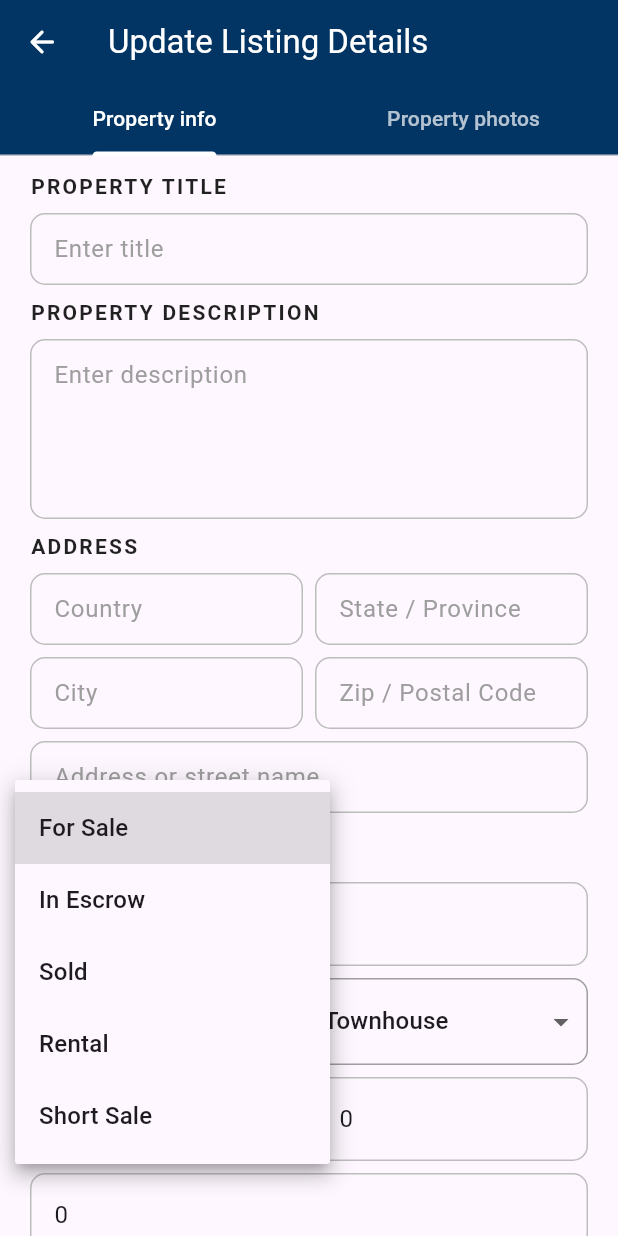
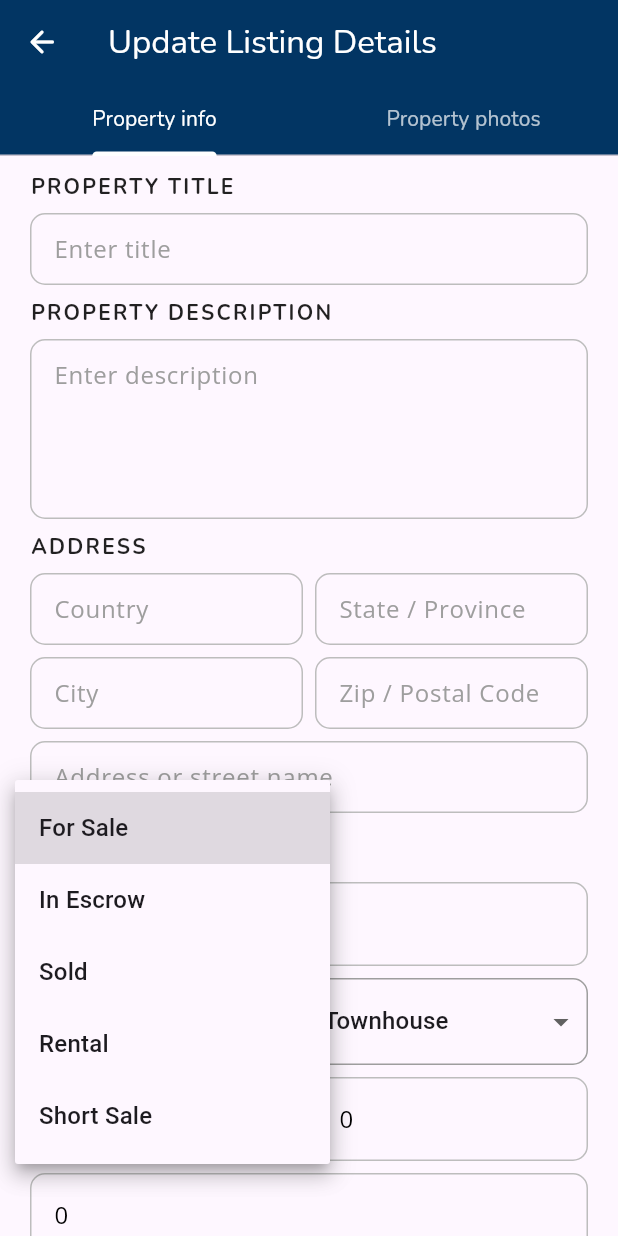
Before and after one commit to repsajanboy/real-state-property-app, a Flutter app: the EditListingScreen screen opened directly with empty values, after a tap on "For Sale", on a phone screen of 412 x 824 dp. Run offline on Flutter 3.47's test engine with Material 3 defaults, Android fonts, the phone set to English and light mode, and no system bars; our stand-ins replace equatable, flutter_bloc, introduction_screen.

Commit message:
Textstyles in add edit listing

```diff
--- a/lib/presentation/add_listing/view/widgets/address_form_section.dart
+++ b/lib/presentation/add_listing/view/widgets/address_form_section.dart
@@ -18,6 +18,7 @@ class AddressFormSection extends StatelessWidget {
           children: [
             Expanded(
               child: TextField(
+                style: AppTextStyle.bodyText,
                 decoration: InputDecoration(
                   isDense: true,
                   hintText: 'Country',
@@ -44,6 +45,7 @@ class AddressFormSection extends StatelessWidget {
             SizedBox(width: 8.0),
             Expanded(
               child: TextField(
+                style: AppTextStyle.bodyText,
                 decoration: InputDecoration(
                   isDense: true,
                   hintText: 'State / Province',
@@ -74,6 +76,7 @@ class AddressFormSection extends StatelessWidget {
           children: [
             Expanded(
               child: TextField(
+                style: AppTextStyle.bodyText,
                 decoration: InputDecoration(
                   isDense: true,
                   hintText: 'City',
@@ -100,6 +103,7 @@ class AddressFormSection extends StatelessWidget {
             SizedBox(width: 8.0),
             Expanded(
               child: TextField(
+                style: AppTextStyle.bodyText,
                 decoration: InputDecoration(
                   isDense: true,
                   hintText: 'Zip / Postal Code',
@@ -127,6 +131,7 @@ class AddressFormSection extends StatelessWidget {
         ),
         SizedBox(height: 8.0),
         TextField(
+          style: AppTextStyle.bodyText,
           decoration: InputDecoration(
             isDense: true,
             hintText: 'Address or street name',
--- a/lib/presentation/add_listing/view/widgets/details_form_section.dart
+++ b/lib/presentation/add_listing/view/widgets/details_form_section.dart
@@ -40,6 +40,7 @@ class DetailsFormSection extends StatelessWidget {
               ),
               SizedBox(height: 8.0),
               TextField(
+                style: AppTextStyle.bodyText,
                 decoration: InputDecoration(
                   hintText: "Enter property price",
                   hintStyle: AppTextStyle.textFieldHintText,
@@ -134,6 +135,7 @@ class DetailsFormSection extends StatelessWidget {
                 children: [
                   Flexible(
                     child: TextField(
+                      style: AppTextStyle.bodyText,
                       decoration: InputDecoration(
                         hintText: "No. of Beds",
                         hintStyle: AppTextStyle.textFieldHintText,
@@ -159,6 +161,7 @@ class DetailsFormSection extends StatelessWidget {
                   SizedBox(width: 8.0),
                   Flexible(
                     child: TextField(
+                      style: AppTextStyle.bodyText,
                       decoration: InputDecoration(
                         hintText: "No. of Baths",
                         hintStyle: AppTextStyle.textFieldHintText,
@@ -185,6 +188,7 @@ class DetailsFormSection extends StatelessWidget {
               ),
               SizedBox(height: 8.0),
               TextField(
+                style: AppTextStyle.bodyText,
                 decoration: InputDecoration(
                   hintText: "Enter property size (square feet)",
                   hintStyle: AppTextStyle.textFieldHintText,
--- a/lib/presentation/add_listing/view/widgets/title_description_form_section.dart
+++ b/lib/presentation/add_listing/view/widgets/title_description_form_section.dart
@@ -15,6 +15,7 @@ class TitleDescriptionFormSection extends StatelessWidget {
         ),
         SizedBox(height: 8.0),
         TextField(
+          style: AppTextStyle.bodyText,
           decoration: InputDecoration(
             isDense: true,
             hintText: 'Enter title',
@@ -44,6 +45,7 @@ class TitleDescriptionFormSection extends StatelessWidget {
         ),
         SizedBox(height: 8.0),
         TextField(
+          style: AppTextStyle.bodyText,
           maxLines: 4,
           decoration: InputDecoration(
             isDense: true,
--- a/lib/presentation/edit_listing/view/edit_listing_screen.dart
+++ b/lib/presentation/edit_listing/view/edit_listing_screen.dart
@@ -1,5 +1,6 @@
 import 'package:flutter/material.dart';
 import 'package:real_state_property/data/model/listings/listings_model.dart';
+import 'package:real_state_property/styles/text_styles.dart';
 
 import 'widgets/address_form_edit_section.dart';
 import 'widgets/amenities_edit_section.dart';
@@ -27,9 +28,7 @@ class EditListingScreen extends StatelessWidget {
         ),
         title: Text(
           'Update Listing Details',
-          style: TextStyle(
-            color: Colors.white,
-          ),
+          style: AppTextStyle.titleTextWhite,
         ),
       ),
       body: DefaultTabController(
@@ -42,6 +41,7 @@ class EditListingScreen extends StatelessWidget {
                 labelColor: Colors.white,
                 unselectedLabelColor: Colors.white70,
                 indicatorColor: Colors.white,
+                labelStyle: AppTextStyle.titleTextWhite,
                 tabs: [
                   Tab(text: "Property info"),
                   Tab(text: "Property photos")
@@ -121,7 +121,10 @@ class EditListingScreen extends StatelessWidget {
                               child: Icon(Icons.add_a_photo),
                             ),
                             SizedBox(height: 8.0),
-                            Text("Upload photo"),
+                            Text(
+                              "Upload photo",
+                              style: AppTextStyle.bodyText,
+                            ),
                           ],
                         ),
                       ),
--- a/lib/presentation/edit_listing/view/widgets/address_form_edit_section.dart
+++ b/lib/presentation/edit_listing/view/widgets/address_form_edit_section.dart
@@ -1,5 +1,6 @@
 import 'package:flutter/material.dart';
 import 'package:real_state_property/data/model/listings/listings_model.dart';
+import 'package:real_state_property/styles/text_styles.dart';
 
 class AddressFormEditSection extends StatelessWidget {
   const AddressFormEditSection({super.key, required this.property});
@@ -13,11 +14,7 @@ class AddressFormEditSection extends StatelessWidget {
       children: [
         Text(
           'ADDRESS',
-          style: TextStyle(
-            color: Colors.black87,
-            fontWeight: FontWeight.bold,
-            letterSpacing: 1.5,
-          ),
+          style: AppTextStyle.titleTextBold,
         ),
         SizedBox(height: 8.0),
         Row(
@@ -25,6 +22,7 @@ class AddressFormEditSection extends StatelessWidget {
             Expanded(
               child: TextFormField(
                 initialValue: property.location!.country,
+                style: AppTextStyle.bodyText,
                 decoration: InputDecoration(
                   isDense: true,
                   hintText: 'Country',
@@ -52,6 +50,7 @@ class AddressFormEditSection extends StatelessWidget {
             Expanded(
               child: TextFormField(
                 initialValue: property.location!.state,
+                style: AppTextStyle.bodyText,
                 decoration: InputDecoration(
                   isDense: true,
                   hintText: 'State / Province',
@@ -83,6 +82,7 @@ class AddressFormEditSection extends StatelessWidget {
             Expanded(
               child: TextFormField(
                 initialValue: property.location!.city,
+                style: AppTextStyle.bodyText,
                 decoration: InputDecoration(
                   isDense: true,
                   hintText: 'City',
@@ -110,6 +110,7 @@ class AddressFormEditSection extends StatelessWidget {
             Expanded(
               child: TextFormField(
                 initialValue: property.location!.zip,
+                style: AppTextStyle.bodyText,
                 decoration: InputDecoration(
                   isDense: true,
                   hintText: 'Zip / Postal Code',
@@ -138,6 +139,7 @@ class AddressFormEditSection extends StatelessWidget {
         SizedBox(height: 8.0),
         TextFormField(
           initialValue: property.location!.address,
+          style: AppTextStyle.bodyText,
           decoration: InputDecoration(
             isDense: true,
             hintText: 'Address or street name',
--- a/lib/presentation/edit_listing/view/widgets/amenities_edit_section.dart
+++ b/lib/presentation/edit_listing/view/widgets/amenities_edit_section.dart
@@ -1,4 +1,5 @@
 import 'package:flutter/material.dart';
+import 'package:real_state_property/styles/text_styles.dart';
 
 class AmenitiesEditSection extends StatelessWidget {
   const AmenitiesEditSection({super.key});
@@ -10,11 +11,7 @@ class AmenitiesEditSection extends StatelessWidget {
       children: [
         Text(
           'AMENITIES',
-          style: TextStyle(
-            color: Colors.black87,
-            fontWeight: FontWeight.bold,
-            letterSpacing: 1.5,
-          ),
+          style: AppTextStyle.titleTextBold,
         ),
         SizedBox(height: 8.0),
         Row(
@@ -25,9 +22,7 @@ class AmenitiesEditSection extends StatelessWidget {
                   CheckboxListTile(
                     title: Text(
                       'Pool',
-                      style: TextStyle(
-                        color: Colors.black54,
-                      ),
+                      style: AppTextStyle.bodyTextBlackLight,
                     ),
                     value: false,
                     onChanged: (value) {},
@@ -36,9 +31,7 @@ class AmenitiesEditSection extends StatelessWidget {
                   CheckboxListTile(
                     title: Text(
                       'Pet-Friendly',
-                      style: TextStyle(
-                        color: Colors.black54,
-                      ),
+                      style: AppTextStyle.bodyTextBlackLight,
                     ),
                     value: false,
                     onChanged: (value) {},
@@ -47,9 +40,7 @@ class AmenitiesEditSection extends StatelessWidget {
                   CheckboxListTile(
                     title: Text(
                       'Terrace',
-                      style: TextStyle(
-                        color: Colors.black54,
-                      ),
+                      style: AppTextStyle.bodyTextBlackLight,
                     ),
                     value: false,
                     onChanged: (value) {},
@@ -64,9 +55,7 @@ class AmenitiesEditSection extends StatelessWidget {
                   CheckboxListTile(
                     title: Text(
                       'Parking',
-                      style: TextStyle(
-                        color: Colors.black54,
-                      ),
+                      style: AppTextStyle.bodyTextBlackLight,
                     ),
                     value: false,
                     onChanged: (value) {},
@@ -75,9 +64,7 @@ class AmenitiesEditSection extends StatelessWidget {
                   CheckboxListTile(
                     title: Text(
                       'Garden',
-                      style: TextStyle(
-                        color: Colors.black54,
-                      ),
+                      style: AppTextStyle.bodyTextBlackLight,
                     ),
                     value: false,
                     onChanged: (value) {},
@@ -86,9 +73,7 @@ class AmenitiesEditSection extends StatelessWidget {
                   CheckboxListTile(
                     title: Text(
                       'Gym',
-                      style: TextStyle(
-                        color: Colors.black54,
-                      ),
+                      style: AppTextStyle.bodyTextBlackLight,
                     ),
                     value: false,
                     onChanged: (value) {},
--- a/lib/presentation/edit_listing/view/widgets/details_form_edit_section.dart
+++ b/lib/presentation/edit_listing/view/widgets/details_form_edit_section.dart
@@ -1,5 +1,6 @@
 import 'package:flutter/material.dart';
 import 'package:real_state_property/data/model/listings/listings_model.dart';
+import 'package:real_state_property/styles/text_styles.dart';
 
 class DetailsFormEditSection extends StatelessWidget {
   DetailsFormEditSection({super.key, required this.property});
@@ -38,15 +39,12 @@ class DetailsFormEditSection extends StatelessWidget {
             children: [
               Text(
                 'PRICE & DETAILS',
-                style: TextStyle(
-                  color: Colors.black87,
-                  fontWeight: FontWeight.bold,
-                  letterSpacing: 1.5,
-                ),
+                style: AppTextStyle.titleTextBold,
               ),
               SizedBox(height: 8.0),
               TextFormField(
                 initialValue: property.price.toString(),
+                style: AppTextStyle.bodyText,
                 decoration: InputDecoration(
                   hintText: "Enter property price",
                   hintStyle: TextStyle(color: Colors.grey),
@@ -148,6 +146,7 @@ class DetailsFormEditSection extends StatelessWidget {
                   Flexible(
                     child: TextFormField(
                       initialValue: property.bedrooms.toString(),
+                      style: AppTextStyle.bodyText,
                       decoration: InputDecoration(
                         hintText: "No. of Beds",
                         hintStyle: TextStyle(color: Colors.grey),
@@ -174,6 +173,7 @@ class DetailsFormEditSection extends StatelessWidget {
                   Flexible(
                     child: TextFormField(
                       initialValue: property.bathrooms.toString(),
+                      style: AppTextStyle.bodyText,
                       decoration: InputDecoration(
                         hintText: "No. of Baths",
                         hintStyle: TextStyle(color: Colors.grey),
@@ -201,6 +201,7 @@ class DetailsFormEditSection extends StatelessWidget {
               SizedBox(height: 8.0),
               TextFormField(
                 initialValue: property.squareFeet.toString(),
+                style: AppTextStyle.bodyText,
                 decoration: InputDecoration(
                   hintText: "Enter property size (square feet)",
                   hintStyle: TextStyle(color: Colors.grey),
--- a/lib/presentation/edit_listing/view/widgets/title_description_form_edit_section.dart
+++ b/lib/presentation/edit_listing/view/widgets/title_description_form_edit_section.dart
@@ -1,5 +1,6 @@
 import 'package:flutter/material.dart';
 import 'package:real_state_property/data/model/listings/listings_model.dart';
+import 'package:real_state_property/styles/text_styles.dart';
 
 class TitleDescriptionFormEditSection extends StatelessWidget {
   const TitleDescriptionFormEditSection({super.key, required this.property});
@@ -13,15 +14,12 @@ class TitleDescriptionFormEditSection extends StatelessWidget {
       children: [
         Text(
           'PROPERTY TITLE',
-          style: TextStyle(
-            color: Colors.black87,
-            fontWeight: FontWeight.bold,
-            letterSpacing: 1.5,
-          ),
+          style: AppTextStyle.titleTextBold,
         ),
         SizedBox(height: 8.0),
         TextFormField(
           initialValue: property.title,
+          style: AppTextStyle.bodyText,
           minLines: 1,
           maxLines: null,
           decoration: InputDecoration(
@@ -49,15 +47,12 @@ class TitleDescriptionFormEditSection extends StatelessWidget {
         SizedBox(height: 8.0),
         Text(
           'PROPERTY DESCRIPTION',
-          style: TextStyle(
-            color: Colors.black87,
-            fontWeight: FontWeight.bold,
-            letterSpacing: 1.5,
-          ),
+          style: AppTextStyle.titleTextBold,
         ),
         SizedBox(height: 8.0),
         TextFormField(
           initialValue: property.description,
+          style: AppTextStyle.bodyText,
           maxLines: 4,
           decoration: InputDecoration(
             isDense: true,
--- a/lib/presentation/my_listings/view/my_listing_screen.dart
+++ b/lib/presentation/my_listings/view/my_listing_screen.dart
@@ -13,6 +13,7 @@ class MyListingScreen extends StatelessWidget {
   @override
   Widget build(BuildContext context) {
     return Scaffold(
+      backgroundColor: Colors.white,
       floatingActionButton: FloatingActionButton.extended(
         onPressed: () {},
         backgroundColor: Color(0xff023563),
--- a/lib/styles/text_styles.dart
+++ b/lib/styles/text_styles.dart
@@ -52,6 +52,11 @@ class AppTextStyle {
     letterSpacing: 1.5,
   );
 
+  static const TextStyle titleTextWhite = TextStyle(
+    fontFamily: 'Nunito',
+    color: Colors.white,
+  );
+
   static const TextStyle listingNameBold = TextStyle(
     fontFamily: 'Nunito',
     fontSize: 16.0,
@@ -72,11 +77,10 @@ class AppTextStyle {
   );
 
   static const TextStyle bodyTextMediumBold = TextStyle(
-    fontFamily: 'Open Sans',
-    color: Colors.black87,
-    fontWeight: FontWeight.bold,
-    fontSize: 16.0
-  );
+      fontFamily: 'Open Sans',
+      color: Colors.black87,
+      fontWeight: FontWeight.bold,
+      fontSize: 16.0);
 
   static const TextStyle bodyTextSmall = TextStyle(
     fontFamily: 'Open Sans',
@@ -87,6 +91,11 @@ class AppTextStyle {
   static const TextStyle bodyTextGrey = TextStyle(
     fontFamily: 'Open Sans',
     color: Colors.grey,
+  );
+
+  static const TextStyle bodyTextBlackLight = TextStyle(
+    fontFamily: 'Open Sans',
+    color: Colors.black54,
   );
 
   static const TextStyle bodyTextWhite = TextStyle(
```
